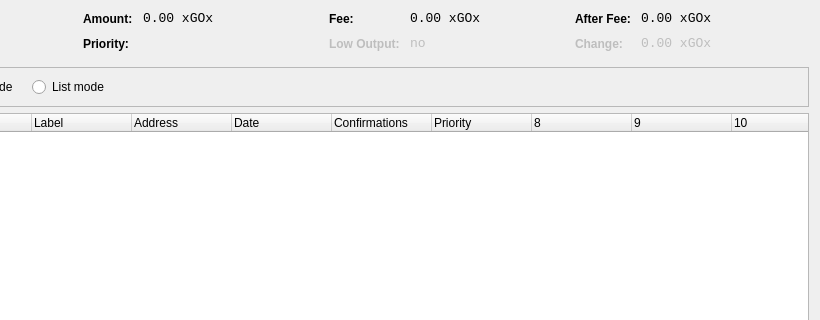
Before: the Qt Designer form src/qt/forms/coincontroldialog.ui in bumbacoin/xgox, drawn with Qt 5; both pictures show x 180 to 1000 and y 0 to 320 of the 1000 by 500 pixel window.
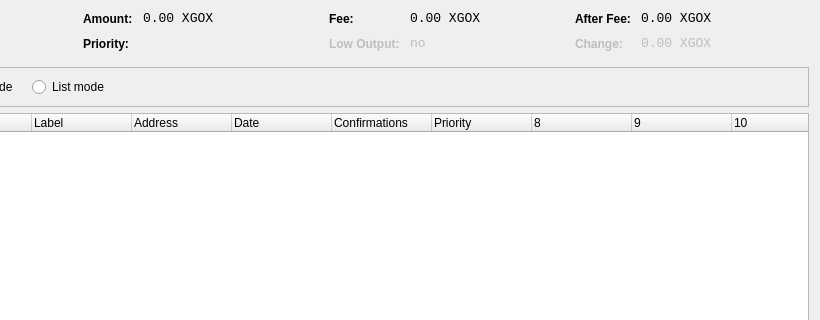
After: the same form once the commit is applied. Custom widgets are drawn as their Qt base class.

What changed in the file:
```diff
--- a/src/qt/forms/coincontroldialog.ui
+++ b/src/qt/forms/coincontroldialog.ui
@@ -141,7 +141,7 @@
           <enum>Qt::ActionsContextMenu</enum>
          </property>
          <property name="text">
-          <string notr="true">0.00 xGOx</string>
+          <string notr="true">0.00 XGOX</string>
          </property>
          <property name="textInteractionFlags">
           <set>Qt::LinksAccessibleByMouse|Qt::TextSelectableByKeyboard|Qt::TextSelectableByMouse</set>
@@ -221,7 +221,7 @@
           <enum>Qt::ActionsContextMenu</enum>
          </property>
          <property name="text">
-          <string notr="true">0.00 xGOx</string>
+          <string notr="true">0.00 XGOX</string>
          </property>
          <property name="textInteractionFlags">
           <set>Qt::LinksAccessibleByMouse|Qt::TextSelectableByKeyboard|Qt::TextSelectableByMouse</set>
@@ -307,7 +307,7 @@
           <enum>Qt::ActionsContextMenu</enum>
          </property>
          <property name="text">
-          <string notr="true">0.00 xGOx</string>
+          <string notr="true">0.00 XGOX</string>
          </property>
          <property name="textInteractionFlags">
           <set>Qt::LinksAccessibleByMouse|Qt::TextSelectableByKeyboard|Qt::TextSelectableByMouse</set>
@@ -345,7 +345,7 @@
           <enum>Qt::ActionsContextMenu</enum>
          </property>
          <property name="text">
-          <string notr="true">0.00 xGOx</string>
+          <string notr="true">0.00 XGOX</string>
          </property>
          <property name="textInteractionFlags">
           <set>Qt::LinksAccessibleByMouse|Qt::TextSelectableByKeyboard|Qt::TextSelectableByMouse</set>
```
